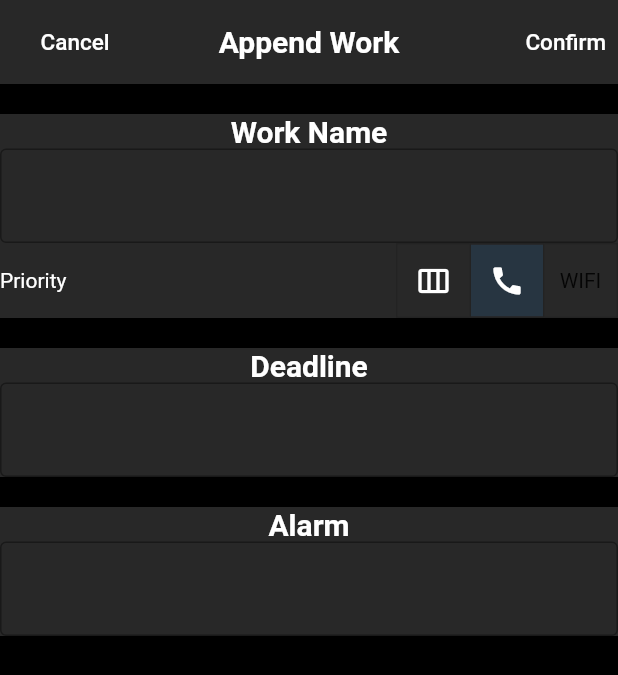
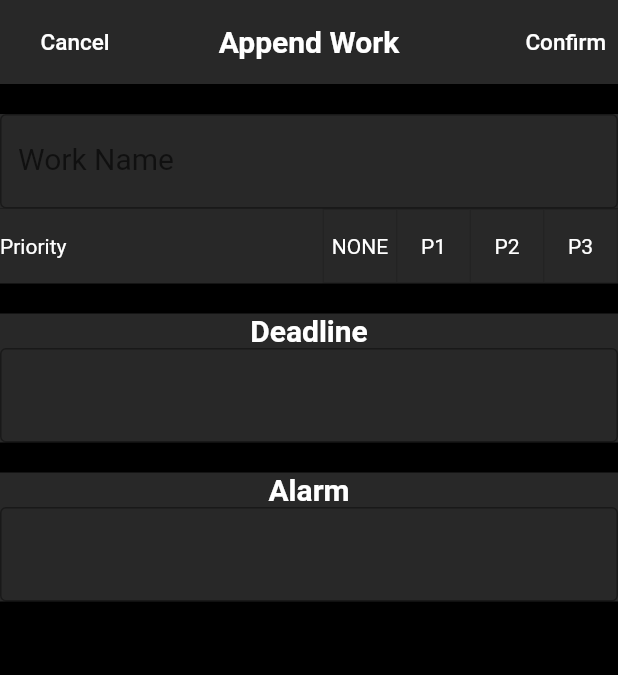
Before and after one commit to Sihwan-Kim/todo_flutter, a Flutter app: the AppendList screen opened directly, on a phone screen of 412 x 824 dp. Shown: the top 675 px of the screen. Run offline on Flutter 3.47's test engine with Material 2 defaults, Android fonts, the phone set to English and light mode, and no system bars; our stand-ins replace sqflite; accounts and stored records are empty.

Commit message:
Version 1.0.0.0.5

```diff
--- a/lib/addwork.dart
+++ b/lib/addwork.dart
@@ -37,10 +37,29 @@ class AppendList extends StatelessWidget
       (
         children:
         [
-          const EditBox(label: 'Work Name', readOnly: false),
-          SingleSelect(),
-          const EditBox(label: 'Deadline', readOnly: true),
-          const EditBox(label: 'Alarm', readOnly: true),
+          Container
+          (
+            margin: const EdgeInsets.only(top:20.0),
+            color: const Color.fromARGB(255, 40, 40, 40),
+            child: Column
+            (
+              children:
+              [
+                TextFormField
+                (
+                  style: const TextStyle(color: Colors.white, fontSize: 20,),
+                  decoration: const InputDecoration
+                  (
+                    border: OutlineInputBorder(),
+                    labelText: 'Work Name' ,
+                  ),
+                ),
+              ],
+            ),
+          ),
+          const PrioritySelect(),
+          const EditBox(label: 'Deadline'),
+          const EditBox(label: 'Alarm'),
         ],
       ),
       backgroundColor: Colors.black,
@@ -50,9 +69,8 @@ class AppendList extends StatelessWidget
 //----------------------------------------------------------------------------
 class EditBox extends StatefulWidget
 {
-  const EditBox({super.key, required this.label, required this.readOnly});
+  const EditBox({super.key, required this.label});
   final String label;
-  final bool readOnly;
 
   @override
   State<EditBox> createState() => _EditBox();
@@ -112,7 +130,6 @@ class _EditBox extends State<EditBox>
 	Widget build(BuildContext context)
 	{
     final String labelName = widget.label ;
-    final bool readOnly = widget.readOnly;
     myController.addListener( _printLatestValue );
 
 		return Container
@@ -128,8 +145,8 @@ class _EditBox extends State<EditBox>
           (
             controller: myController,
             style: const TextStyle(color: Colors.white, fontSize: 20,),
-            onTap: () { if(readOnly == true) showDatePicker(context); },
-            readOnly: readOnly,
+            onTap: () { showDatePicker(context); },
+            readOnly: true,
             decoration: const InputDecoration
             (
     	        border: OutlineInputBorder(),
@@ -142,10 +159,17 @@ class _EditBox extends State<EditBox>
 	}
 }
 //----------------------------------------------------------------------------
-class SingleSelect extends StatelessWidget
+class PrioritySelect extends StatefulWidget
 {
-	SingleSelect({super.key});
-	final _selections1 = [false, true, false];
+  const PrioritySelect({super.key});
+
+  @override
+  State<PrioritySelect> createState() => _PrioritySelect();
+}
+//----------------------------------------------------------------------------
+class _PrioritySelect extends State<PrioritySelect>
+{
+  final List<bool> _selections = List.generate(4, (index) => false);
 
 	@override
 	Widget build(BuildContext context)
@@ -161,13 +185,14 @@ class SingleSelect extends StatelessWidget
 					const Text('Priority', style: TextStyle(color: Colors.white), ),
 					ToggleButtons
 					(
-						onPressed: (int index) {},
-						isSelected: _selections1,
+						onPressed: (int index) { setState(() { _selections.fillRange(0, 4, false) ; _selections[index] = true;}); },
+						isSelected: _selections,
 						children: const
 						[
-							Icon(Icons.width_normal_outlined, color: Colors.white,),
-							Icon(Icons.call, color: Colors.white,),
-							Text("WIFI"),
+              Text("NONE", style: TextStyle(color: Colors.white,),),
+              Text("P1", style: TextStyle(color: Colors.white,),),
+              Text("P2", style: TextStyle(color: Colors.white,),),
+              Text("P3", style: TextStyle(color: Colors.white,),),
 						],
 					),
 				]
```
